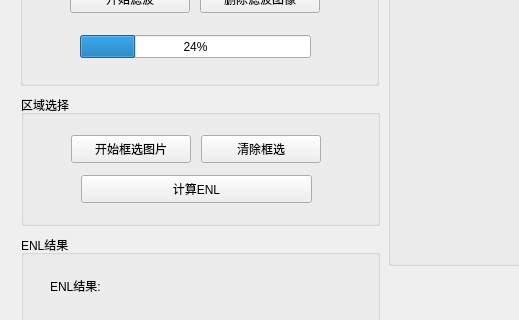
Old version of the form ui/SpeckleDenoise.ui in the repository huxleylee329-dancer/InSAR_UI; both pictures show x 0 to 519 and y 385 to 705 of the 1037 by 884 pixel window.
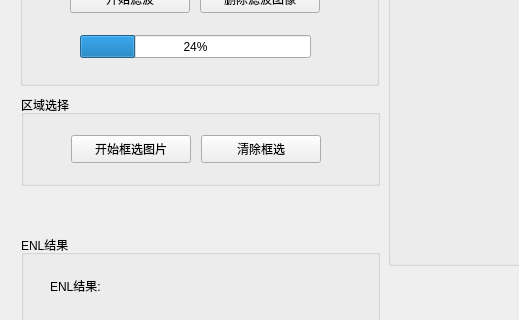
New version of the form.

Commit message: feat: improve speckle and clutter suppression workflow

Patch:
```diff
--- a/ui/SpeckleDenoise.ui
+++ b/ui/SpeckleDenoise.ui
@@ -34,7 +34,7 @@
          <x>1</x>
          <y>450</y>
          <width>359</width>
-         <height>131</height>
+         <height>91</height>
         </rect>
        </property>
        <property name="title">
@@ -46,7 +46,7 @@
           <x>10</x>
           <y>30</y>
           <width>341</width>
-          <height>101</height>
+           <height>61</height>
          </rect>
         </property>
         <widget class="QPushButton" name="startRoiButton">
@@ -75,19 +75,6 @@
           <string>清除框选</string>
          </property>
         </widget>
-        <widget class="QPushButton" name="calculateEnlButton">
-         <property name="geometry">
-          <rect>
-           <x>50</x>
-           <y>50</y>
-           <width>231</width>
-           <height>28</height>
-          </rect>
-         </property>
-         <property name="text">
-          <string>计算ENL</string>
-         </property>
-        </widget>
        </widget>
       </widget>
       <widget class="QGroupBox" name="dataGroup">
```
The commit also changes 9 other files.
